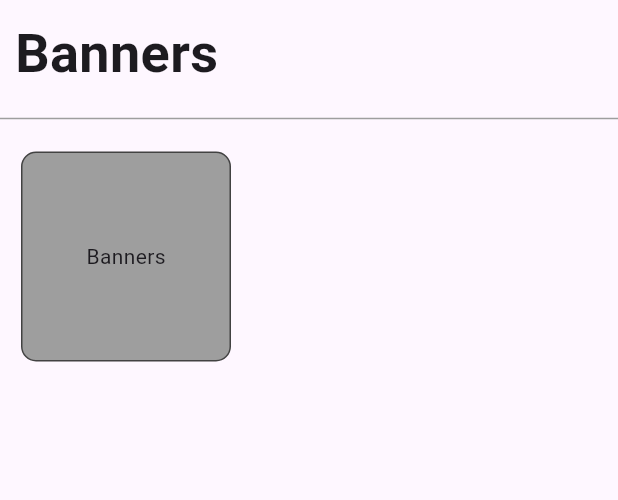
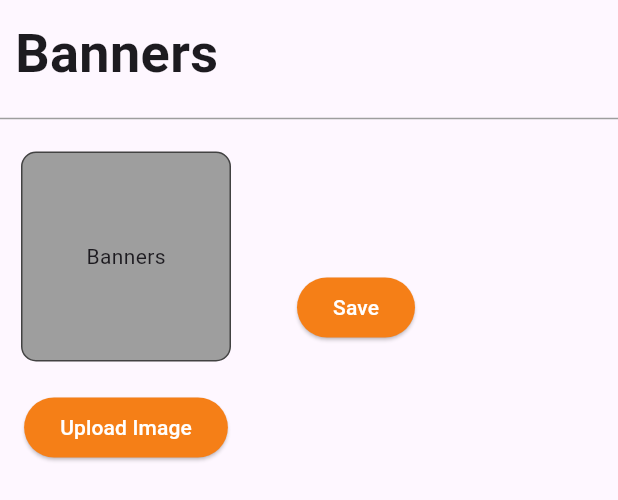
Before and after one commit to adogbeji/FlutterMultiStoreWebAdminPanel, a Flutter app: the UploadBannerScreen widget shown alone on an empty page, opened directly, on a phone screen of 412 x 824 dp. Shown: the top 500 px of the screen. Run offline on Flutter 3.47's test engine with Material 3 defaults, Android fonts, the phone set to English and light mode, and no system bars; missing offline and left inert: flutter_admin_scaffold; statements that could not run were skipped.

Commit message:
Add styling to buttons in upload banner screen

```diff
--- a/lib/views/screens/side_bar_screens/upload_banner_screen.dart
+++ b/lib/views/screens/side_bar_screens/upload_banner_screen.dart
@@ -20,25 +20,53 @@
               ),
             ),
           ),
-
-          const Divider(color: Colors.grey,),
-
+          const Divider(
+            color: Colors.grey,
+          ),
           Row(
             children: [
               Padding(
                 padding: const EdgeInsets.all(14.0),
-                child: Container(
+                child: Column(
+                  children: [
+                    Container(
                       height: 140,
                       width: 140,
                       decoration: BoxDecoration(
                         color: Colors.grey.shade500,
-                    border: Border.all(color: Colors.grey.shade800,),
+                        border: Border.all(
+                          color: Colors.grey.shade800,
+                        ),
                         borderRadius: BorderRadius.circular(10),
                       ),
                       child: const Center(
                         child: Text('Banners'),
                       ),
                     ),
+                    const SizedBox(
+                      height: 20,
+                    ),
+                    ElevatedButton(
+                      onPressed: () {},
+                      style: ElevatedButton.styleFrom(
+                        foregroundColor: Colors.white,
+                        backgroundColor: Colors.yellow.shade900,
+                      ),
+                      child: const Text('Upload Image'),
+                    ),
+                  ],
+                ),
+              ),
+              const SizedBox(
+                width: 30,
+              ),
+              ElevatedButton(
+                onPressed: () {},
+                style: ElevatedButton.styleFrom(
+                  foregroundColor: Colors.white,
+                  backgroundColor: Colors.yellow.shade900,
+                ),
+                child: const Text('Save'),
               ),
             ],
           ),
```
Lines whose indentation alone changed are shown as unchanged.
